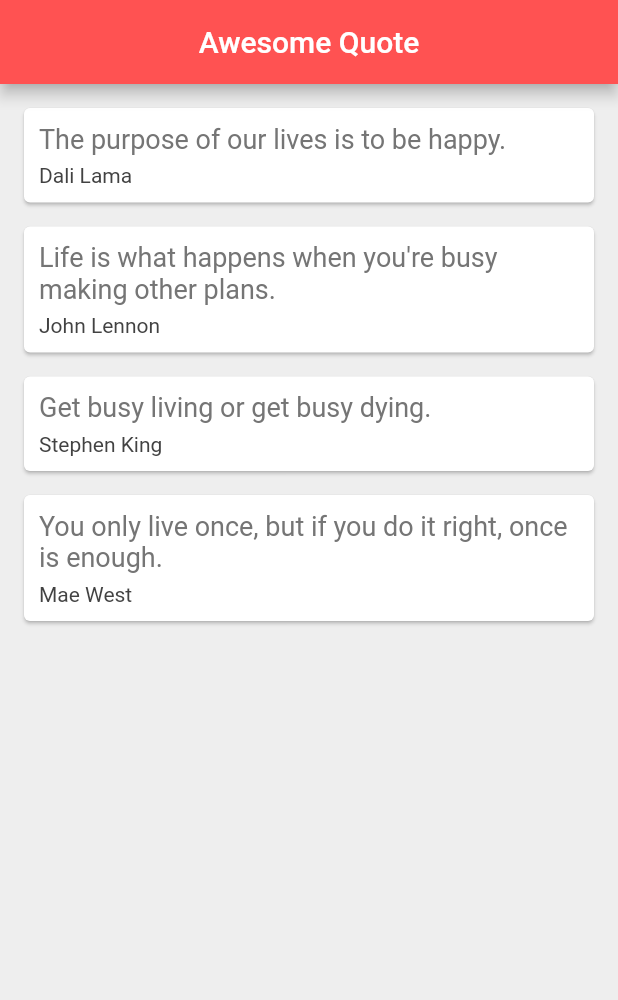
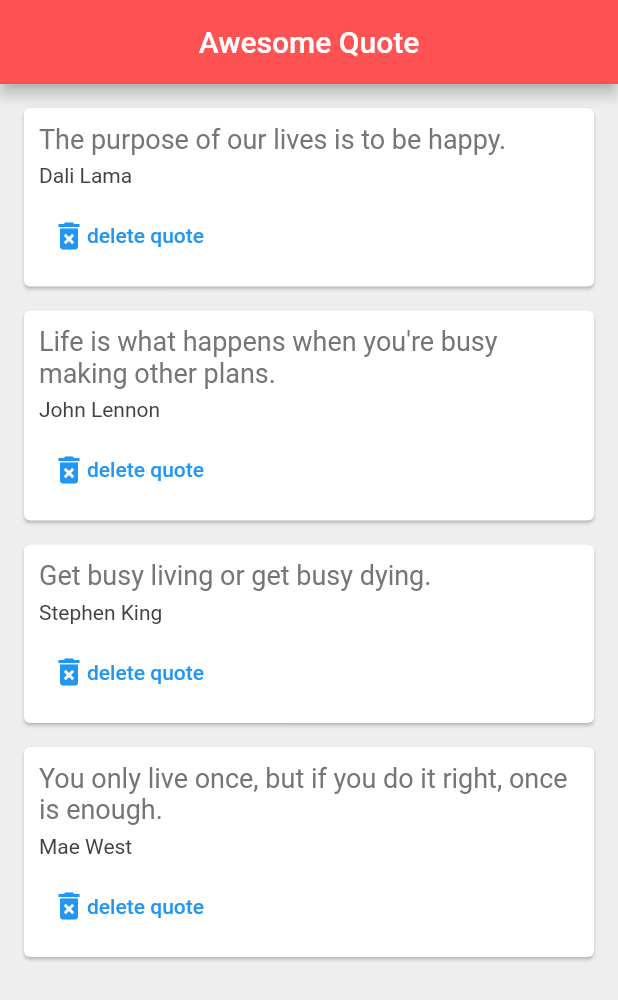
Before and after one commit to Zane97/flutter_tut, a Flutter app: the screen it shows after launch, on a phone screen of 412 x 824 dp. Shown: the top 1000 px of the screen. Run offline on Flutter 3.47's test engine with Material 2 defaults, Android fonts, the phone set to English and light mode, and no system bars.

Commit message:
Finished tutorial 12 of the net ninja series. Building a simple quote display app. With classes and custom widgets, added a delete button

```diff
--- a/lib/main.dart
+++ b/lib/main.dart
@@ -37,7 +37,14 @@ class _QuoteListState extends State<QuoteList> {
       ),
 
       body: Column(
-        children: quotes.map((quote) => QuoteCard(quote: quote) ).toList(),
+        children: quotes.map((quote) => QuoteCard(
+            quote: quote,
+            delete: () {
+              setState(() {
+                quotes.remove(quote);
+              });
+            }
+        )).toList(),
 
       )
     );
--- a/lib/quote_card.dart
+++ b/lib/quote_card.dart
@@ -4,7 +4,8 @@ import 'quote.dart';
 class QuoteCard extends StatelessWidget {
 
   final Quote quote;
-  QuoteCard({required this.quote});
+  final Function() delete;
+  QuoteCard({required this.quote, required this.delete});
 
   @override
   Widget build(BuildContext context) {
@@ -34,6 +35,18 @@ class QuoteCard extends StatelessWidget {
                 color: Colors.grey[800],
               ),
             ),
+
+            const SizedBox(height: 8.0,),
+
+            TextButton(
+                onPressed: delete,
+                child: Row(
+                  children: const [
+                    Icon(Icons.delete_forever),
+                    Text('delete quote'),
+                  ],
+                ),
+            ),
           ],
         ),
       ),
```
